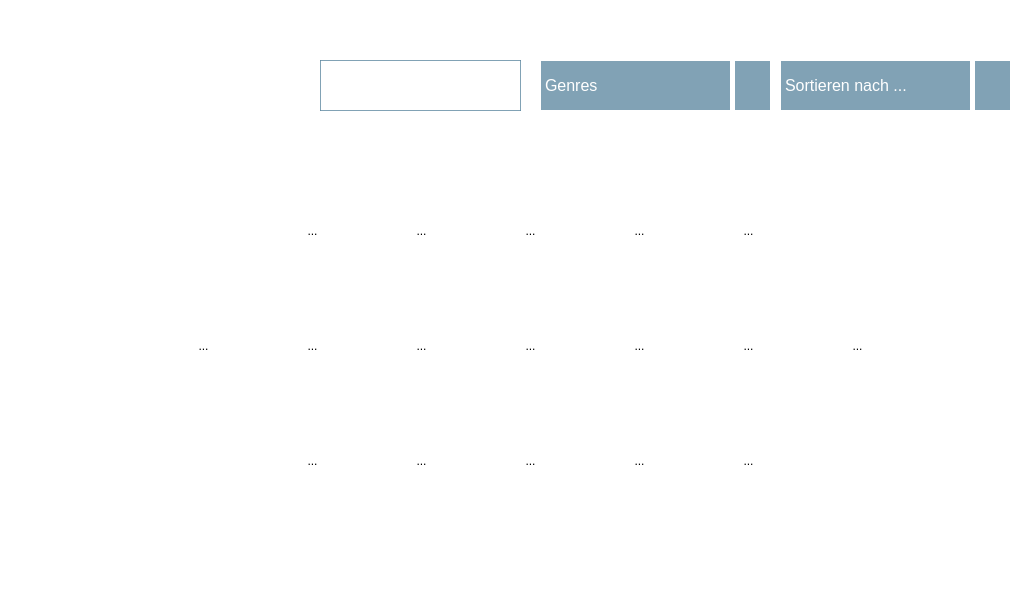
Old version of the form View/templates/sendersuche.ui in the repository buffb/ReliatyRadio.
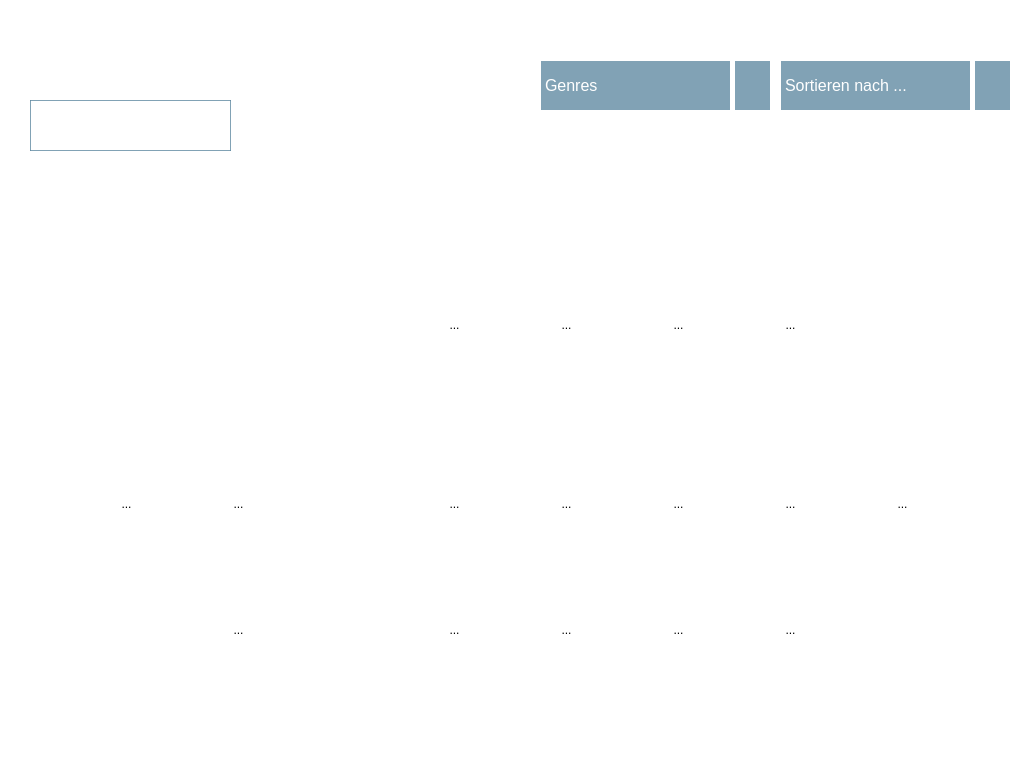
New version of the form. Icons and pictures are not drawn.

The edit to the form file:
```diff
--- a/View/templates/sendersuche.ui
+++ b/View/templates/sendersuche.ui
@@ -7,7 +7,7 @@
     <x>0</x>
     <y>0</y>
     <width>1024</width>
-    <height>600</height>
+    <height>768</height>
    </rect>
   </property>
   <property name="windowTitle">
@@ -89,10 +89,10 @@
   <widget class="QWidget" name="gridLayoutWidget">
    <property name="geometry">
     <rect>
-     <x>110</x>
-     <y>130</y>
-     <width>841</width>
-     <height>431</height>
+     <x>30</x>
+     <y>160</y>
+     <width>971</width>
+     <height>581</height>
     </rect>
    </property>
    <layout class="QGridLayout" name="gridLayout">
@@ -591,7 +591,7 @@
 </string>
       </property>
       <property name="text">
-       <string>...</string>
+       <string notr="true"/>
       </property>
       <property name="icon">
        <iconset>
@@ -696,8 +696,8 @@
   <widget class="QLineEdit" name="lineEdit">
    <property name="geometry">
     <rect>
-     <x>320</x>
-     <y>60</y>
+     <x>30</x>
+     <y>100</y>
      <width>201</width>
      <height>51</height>
     </rect>
@@ -723,8 +723,8 @@
   <widget class="QLabel" name="label">
    <property name="geometry">
     <rect>
-     <x>480</x>
-     <y>80</y>
+     <x>240</x>
+     <y>120</y>
      <width>31</width>
      <height>21</height>
     </rect>
```
Left out of the diff: 44 changed lines with no effect on the pictures.
